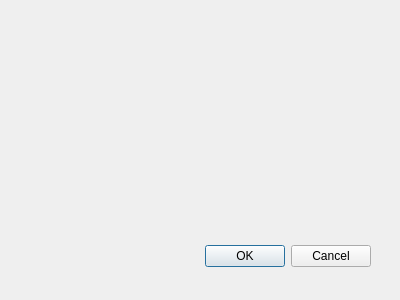
Above: Visualization_IMU/savewindow.ui from ragane/MPU-Kalman-Filter before the change. Below: the same form after it.
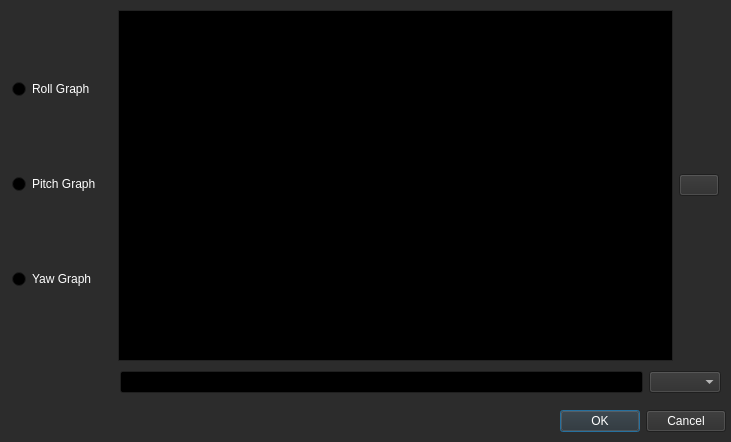
That is the form after the change. Icons and pictures are not drawn.

Patch:
```diff
--- a/Visualization_IMU/savewindow.ui
+++ b/Visualization_IMU/savewindow.ui
@@ -8,20 +8,435 @@
    <rect>
     <x>0</x>
     <y>0</y>
-    <width>400</width>
-    <height>300</height>
+    <width>731</width>
+    <height>442</height>
    </rect>
   </property>
+  <property name="palette">
+   <palette>
+    <active>
+     <colorrole role="WindowText">
+      <brush brushstyle="SolidPattern">
+       <color alpha="255">
+        <red>255</red>
+        <green>255</green>
+        <blue>255</blue>
+       </color>
+      </brush>
+     </colorrole>
+     <colorrole role="Button">
+      <brush brushstyle="SolidPattern">
+       <color alpha="255">
+        <red>44</red>
+        <green>44</green>
+        <blue>44</blue>
+       </color>
+      </brush>
+     </colorrole>
+     <colorrole role="Light">
+      <brush brushstyle="SolidPattern">
+       <color alpha="255">
+        <red>66</red>
+        <green>66</green>
+        <blue>66</blue>
+       </color>
+      </brush>
+     </colorrole>
+     <colorrole role="Midlight">
+      <brush brushstyle="SolidPattern">
+       <color alpha="255">
+        <red>55</red>
+        <green>55</green>
+        <blue>55</blue>
+       </color>
+      </brush>
+     </colorrole>
+     <colorrole role="Dark">
+      <brush brushstyle="SolidPattern">
+       <color alpha="255">
+        <red>22</red>
+        <green>22</green>
+        <blue>22</blue>
+       </color>
+      </brush>
+     </colorrole>
+     <colorrole role="Mid">
+      <brush brushstyle="SolidPattern">
+       <color alpha="255">
+        <red>29</red>
+        <green>29</green>
+        <blue>29</blue>
+       </color>
+      </brush>
+     </colorrole>
+     <colorrole role="Text">
+      <brush brushstyle="SolidPattern">
+       <color alpha="255">
+        <red>255</red>
+        <green>255</green>
+        <blue>255</blue>
+       </color>
+      </brush>
+     </colorrole>
+     <colorrole role="BrightText">
+      <brush brushstyle="SolidPattern">
+       <color alpha="255">
+        <red>255</red>
+        <green>255</green>
+        <blue>255</blue>
+       </color>
+      </brush>
+     </colorrole>
+     <colorrole role="ButtonText">
+      <brush brushstyle="SolidPattern">
+       <color alpha="255">
+        <red>255</red>
+        <green>255</green>
+        <blue>255</blue>
+       </color>
+      </brush>
+     </colorrole>
+     <colorrole role="Base">
+      <brush brushstyle="SolidPattern">
+       <color alpha="255">
+        <red>0</red>
+        <green>0</green>
+        <blue>0</blue>
+       </color>
+      </brush>
+     </colorrole>
+     <colorrole role="Window">
+      <brush brushstyle="SolidPattern">
+       <color alpha="255">
+        <red>44</red>
+        <green>44</green>
+        <blue>44</blue>
+       </color>
+      </brush>
+     </colorrole>
+     <colorrole role="Shadow">
+      <brush brushstyle="SolidPattern">
+       <color alpha="255">
+        <red>0</red>
+        <green>0</green>
+        <blue>0</blue>
+       </color>
+      </brush>
+     </colorrole>
+     <colorrole role="AlternateBase">
+      <brush brushstyle="SolidPattern">
+       <color alpha="255">
+        <red>22</red>
+        <green>22</green>
+        <blue>22</blue>
+       </color>
+      </brush>
+     </colorrole>
+     <colorrole role="ToolTipBase">
+      <brush brushstyle="SolidPattern">
+       <color alpha="255">
+        <red>255</red>
+        <green>255</green>
+        <blue>220</blue>
+       </color>
+      </brush>
+     </colorrole>
+     <colorrole role="ToolTipText">
+      <brush brushstyle="SolidPattern">
+       <color alpha="255">
+        <red>0</red>
+        <green>0</green>
+        <blue>0</blue>
+       </color>
+      </brush>
+     </colorrole>
+    </active>
+    <inactive>
+     <colorrole role="WindowText">
+      <brush brushstyle="SolidPattern">
+       <color alpha="255">
+        <red>255</red>
+        <green>255</green>
+        <blue>255</blue>
+       </color>
+      </brush>
+     </colorrole>
+     <colorrole role="Button">
+      <brush brushstyle="SolidPattern">
+       <color alpha="255">
+        <red>44</red>
+        <green>44</green>
+        <blue>44</blue>
+       </color>
+      </brush>
+     </colorrole>
+     <colorrole role="Light">
+      <brush brushstyle="SolidPattern">
+       <color alpha="255">
+        <red>66</red>
+        <green>66</green>
+        <blue>66</blue>
+       </color>
+      </brush>
+     </colorrole>
+     <colorrole role="Midlight">
+      <brush brushstyle="SolidPattern">
+       <color alpha="255">
+        <red>55</red>
+        <green>55</green>
+        <blue>55</blue>
+       </color>
+      </brush>
+     </colorrole>
+     <colorrole role="Dark">
+      <brush brushstyle="SolidPattern">
+       <color alpha="255">
+        <red>22</red>
+        <green>22</green>
+        <blue>22</blue>
+       </color>
+      </brush>
+     </colorrole>
+     <colorrole role="Mid">
+      <brush brushstyle="SolidPattern">
+       <color alpha="255">
+        <red>29</red>
+        <green>29</green>
+        <blue>29</blue>
+       </color>
+      </brush>
+     </colorrole>
+     <colorrole role="Text">
+      <brush brushstyle="SolidPattern">
+       <color alpha="255">
+        <red>255</red>
+        <green>255</green>
+        <blue>255</blue>
+       </color>
+      </brush>
+     </colorrole>
+     <colorrole role="BrightText">
+      <brush brushstyle="SolidPattern">
+       <color alpha="255">
+        <red>255</red>
+        <green>255</green>
+        <blue>255</blue>
+       </color>
+      </brush>
+     </colorrole>
+     <colorrole role="ButtonText">
+      <brush brushstyle="SolidPattern">
+       <color alpha="255">
+        <red>255</red>
+        <green>255</green>
+        <blue>255</blue>
+       </color>
+      </brush>
+     </colorrole>
+     <colorrole role="Base">
+      <brush brushstyle="SolidPattern">
+       <color alpha="255">
+        <red>0</red>
+        <green>0</green>
+        <blue>0</blue>
+       </color>
+      </brush>
+     </colorrole>
+     <colorrole role="Window">
+      <brush brushstyle="SolidPattern">
+       <color alpha="255">
+        <red>44</red>
+        <green>44</green>
+        <blue>44</blue>
+       </color>
+      </brush>
+     </colorrole>
+     <colorrole role="Shadow">
+      <brush brushstyle="SolidPattern">
+       <color alpha="255">
+        <red>0</red>
+        <green>0</green>
+        <blue>0</blue>
+       </color>
+      </brush>
+     </colorrole>
+     <colorrole role="AlternateBase">
+      <brush brushstyle="SolidPattern">
+       <color alpha="255">
+        <red>22</red>
+        <green>22</green>
+        <blue>22</blue>
+       </color>
+      </brush>
+     </colorrole>
+     <colorrole role="ToolTipBase">
+      <brush brushstyle="SolidPattern">
+       <color alpha="255">
+        <red>255</red>
+        <green>255</green>
+        <blue>220</blue>
+       </color>
+      </brush>
+     </colorrole>
+     <colorrole role="ToolTipText">
+      <brush brushstyle="SolidPattern">
+       <color alpha="255">
+        <red>0</red>
+        <green>0</green>
+        <blue>0</blue>
+       </color>
+      </brush>
+     </colorrole>
+    </inactive>
+    <disabled>
+     <colorrole role="WindowText">
+      <brush brushstyle="SolidPattern">
+       <color alpha="255">
+        <red>22</red>
+        <green>22</green>
+        <blue>22</blue>
+       </color>
+      </brush>
+     </colorrole>
+     <colorrole role="Button">
+      <brush brushstyle="SolidPattern">
+       <color alpha="255">
+        <red>44</red>
+        <green>44</green>
+        <blue>44</blue>
+       </color>
+      </brush>
+     </colorrole>
+     <colorrole role="Light">
+      <brush brushstyle="SolidPattern">
+       <color alpha="255">
+        <red>66</red>
+        <green>66</green>
+        <blue>66</blue>
+       </color>
+      </brush>
+     </colorrole>
+     <colorrole role="Midlight">
+      <brush brushstyle="SolidPattern">
+       <color alpha="255">
+        <red>55</red>
+        <green>55</green>
+        <blue>55</blue>
+       </color>
+      </brush>
+     </colorrole>
+     <colorrole role="Dark">
+      <brush brushstyle="SolidPattern">
+       <color alpha="255">
+        <red>22</red>
+        <green>22</green>
+        <blue>22</blue>
+       </color>
+      </brush>
+     </colorrole>
+     <colorrole role="Mid">
+      <brush brushstyle="SolidPattern">
+       <color alpha="255">
+        <red>29</red>
+        <green>29</green>
+        <blue>29</blue>
+       </color>
+      </brush>
+     </colorrole>
+     <colorrole role="Text">
+      <brush brushstyle="SolidPattern">
+       <color alpha="255">
+        <red>22</red>
+        <green>22</green>
+        <blue>22</blue>
+       </color>
+      </brush>
+     </colorrole>
+     <colorrole role="BrightText">
+      <brush brushstyle="SolidPattern">
+       <color alpha="255">
+        <red>255</red>
+        <green>255</green>
+        <blue>255</blue>
+       </color>
+      </brush>
+     </colorrole>
+     <colorrole role="ButtonText">
+      <brush brushstyle="SolidPattern">
+       <color alpha="255">
+        <red>22</red>
+        <green>22</green>
+        <blue>22</blue>
+       </color>
+      </brush>
+     </colorrole>
+     <colorrole role="Base">
+      <brush brushstyle="SolidPattern">
+       <color alpha="255">
+        <red>44</red>
+        <green>44</green>
+        <blue>44</blue>
+       </color>
+      </brush>
+     </colorrole>
+     <colorrole role="Window">
+      <brush brushstyle="SolidPattern">
+       <color alpha="255">
+        <red>44</red>
+        <green>44</green>
+        <blue>44</blue>
+       </color>
+      </brush>
+     </colorrole>
+     <colorrole role="Shadow">
+      <brush brushstyle="SolidPattern">
+       <color alpha="255">
+        <red>0</red>
+        <green>0</green>
+        <blue>0</blue>
+       </color>
+      </brush>
+     </colorrole>
+     <colorrole role="AlternateBase">
+      <brush brushstyle="SolidPattern">
+       <color alpha="255">
+        <red>44</red>
+        <green>44</green>
+        <blue>44</blue>
+       </color>
+      </brush>
+     </colorrole>
+     <colorrole role="ToolTipBase">
+      <brush brushstyle="SolidPattern">
+       <color alpha="255">
+        <red>255</red>
+        <green>255</green>
+        <blue>220</blue>
+       </color>
+      </brush>
+     </colorrole>
+     <colorrole role="ToolTipText">
+      <brush brushstyle="SolidPattern">
+       <color alpha="255">
+        <red>0</red>
+        <green>0</green>
+        <blue>0</blue>
+       </color>
+      </brush>
+     </colorrole>
+    </disabled>
+   </palette>
+  </property>
   <property name="windowTitle">
    <string>Dialog</string>
   </property>
   <widget class="QDialogButtonBox" name="buttonBox">
    <property name="geometry">
     <rect>
-     <x>30</x>
-     <y>240</y>
-     <width>341</width>
-     <height>32</height>
+     <x>560</x>
+     <y>410</y>
+     <width>166</width>
+     <height>23</height>
     </rect>
    </property>
    <property name="orientation">
@@ -31,6 +446,107 @@
     <set>QDialogButtonBox::Cancel|QDialogButtonBox::Ok</set>
    </property>
   </widget>
+  <widget class="QWidget" name="layoutWidget">
+   <property name="geometry">
+    <rect>
+     <x>12</x>
+     <y>10</y>
+     <width>101</width>
+     <height>351</height>
+    </rect>
+   </property>
+   <layout class="QHBoxLayout" name="horizontalLayout_2">
+    <item>
+     <layout class="QGridLayout" name="gridLayout">
+      <item row="0" column="0">
+       <widget class="QRadioButton" name="RollButton">
+        <property name="text">
+         <string>Roll Graph</string>
+        </property>
+       </widget>
+      </item>
+      <item row="2" column="0">
+       <widget class="QRadioButton" name="YawButton">
+        <property name="text">
+         <string>Yaw Graph</string>
+        </property>
+       </widget>
+      </item>
+      <item row="1" column="0">
+       <widget class="QRadioButton" name="PitchButton">
+        <property name="text">
+         <string>Pitch Graph</string>
+        </property>
+       </widget>
+      </item>
+     </layout>
+    </item>
+   </layout>
+  </widget>
+  <widget class="QWidget" name="layoutWidget">
+   <property name="geometry">
+    <rect>
+     <x>118</x>
+     <y>10</y>
+     <width>601</width>
+     <height>351</height>
+    </rect>
+   </property>
+   <layout class="QGridLayout" name="gridLayout_3">
+    <item row="0" column="0">
+     <widget class="QTableView" name="SaveTree">
+      <attribute name="horizontalHeaderCascadingSectionResizes">
+       <bool>false</bool>
+      </attribute>
+      <attribute name="horizontalHeaderDefaultSectionSize">
+       <number>135</number>
+      </attribute>
+      <attribute name="verticalHeaderVisible">
+       <bool>false</bool>
+      </attribute>
+      <attribute name="verticalHeaderCascadingSectionResizes">
+       <bool>false</bool>
+      </attribute>
+      <attribute name="verticalHeaderDefaultSectionSize">
+       <number>50</number>
+      </attribute>
+     </widget>
+    </item>
+    <item row="0" column="1">
+     <widget class="QPushButton" name="pushButton">
+      <property name="text">
+       <string/>
+      </property>
+      <property name="icon">
+       <iconset>
+        <normaloff>../../../../Downloads/2099190.png</normaloff>../../../../Downloads/2099190.png</iconset>
+      </property>
+     </widget>
+    </item>
+   </layout>
+  </widget>
+  <widget class="QWidget" name="layoutWidget">
+   <property name="geometry">
+    <rect>
+     <x>120</x>
+     <y>370</y>
+     <width>601</width>
+     <height>25</height>
+    </rect>
+   </property>
+   <layout class="QHBoxLayout" name="horizontalLayout">
+    <item>
+     <widget class="QLineEdit" name="FilenameLine"/>
+    </item>
+    <item>
+     <widget class="QComboBox" name="ExtendBox"/>
+    </item>
+   </layout>
+  </widget>
+  <zorder>layoutWidget</zorder>
+  <zorder>buttonBox</zorder>
+  <zorder>layoutWidget</zorder>
+  <zorder>layoutWidget</zorder>
  </widget>
  <pixmapfunction/>
  <resources/>
```
Left out of the diff: 45 changed lines with no effect on the pictures.
